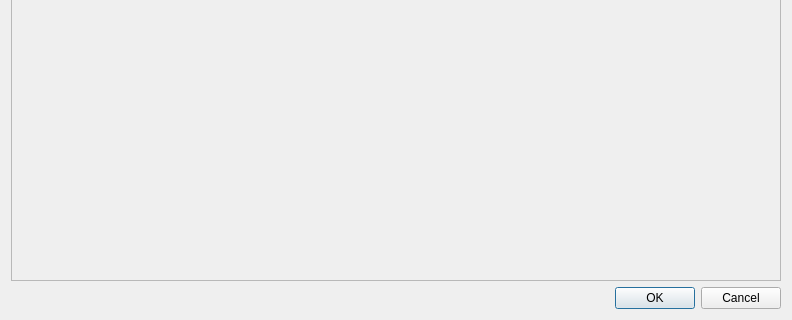
First picture: the form in qt5/gui_elements/assetResultsDialog.ui, repository Shotaos/GSheetsEngine, before the edit; both pictures show x 0 to 792 and y 360 to 680 of the 792 by 680 pixel window.
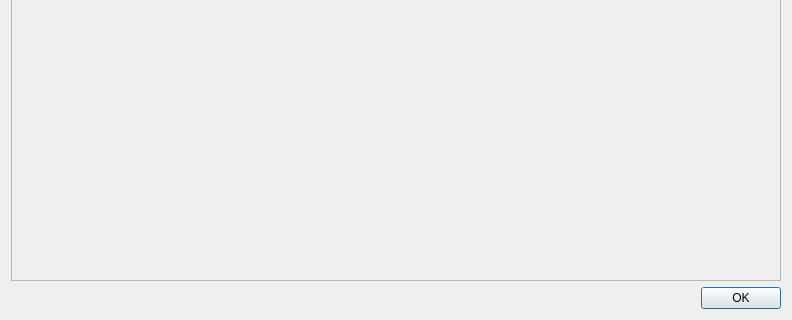
Second picture: the form after the edit.

Commit message: Add asset result UI

What changed in the file:
```diff
--- a/qt5/gui_elements/assetResultsDialog.ui
+++ b/qt5/gui_elements/assetResultsDialog.ui
@@ -13,6 +13,9 @@
   <property name="windowTitle">
    <string>Assets</string>
   </property>
+  <property name="styleSheet">
+   <string notr="true"/>
+  </property>
   <layout class="QGridLayout" name="gridLayout_2">
    <item row="0" column="0">
     <widget class="QScrollArea" name="results_box">
@@ -38,7 +41,7 @@
       <enum>Qt::Horizontal</enum>
      </property>
      <property name="standardButtons">
-      <set>QDialogButtonBox::Cancel|QDialogButtonBox::Ok</set>
+      <set>QDialogButtonBox::Ok</set>
      </property>
     </widget>
    </item>
```
The commit also changes 5 other files.
